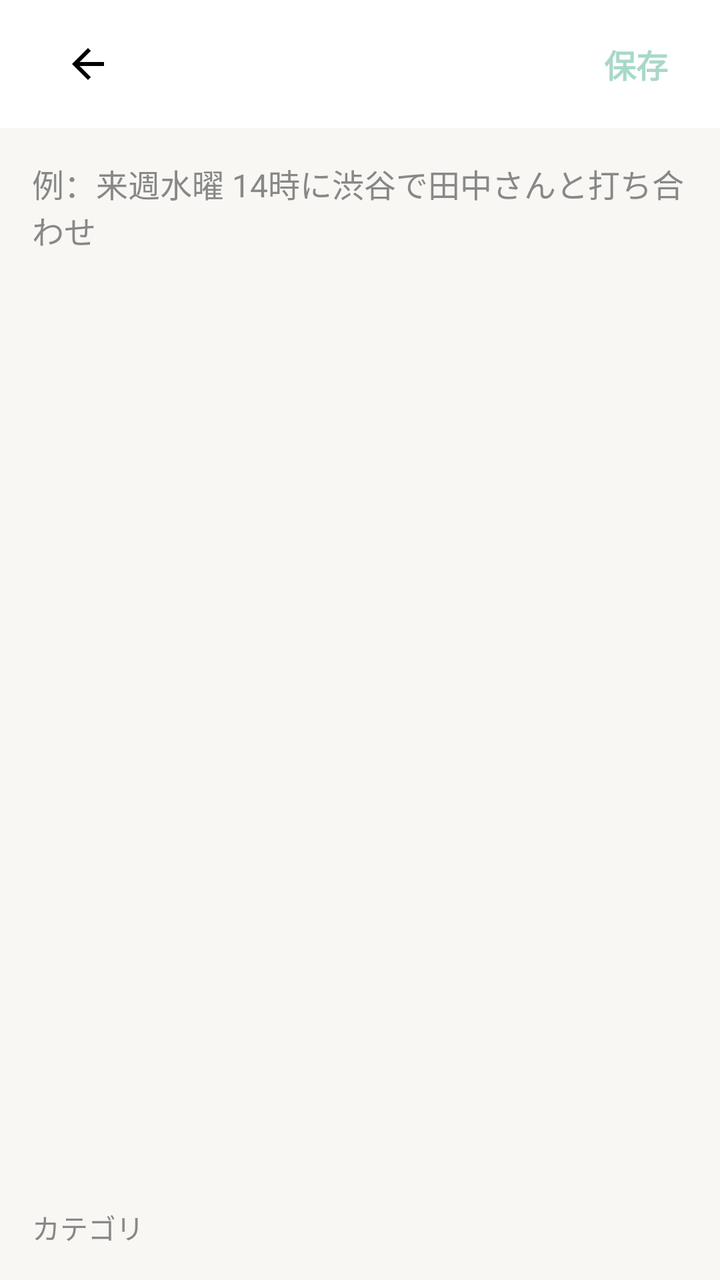
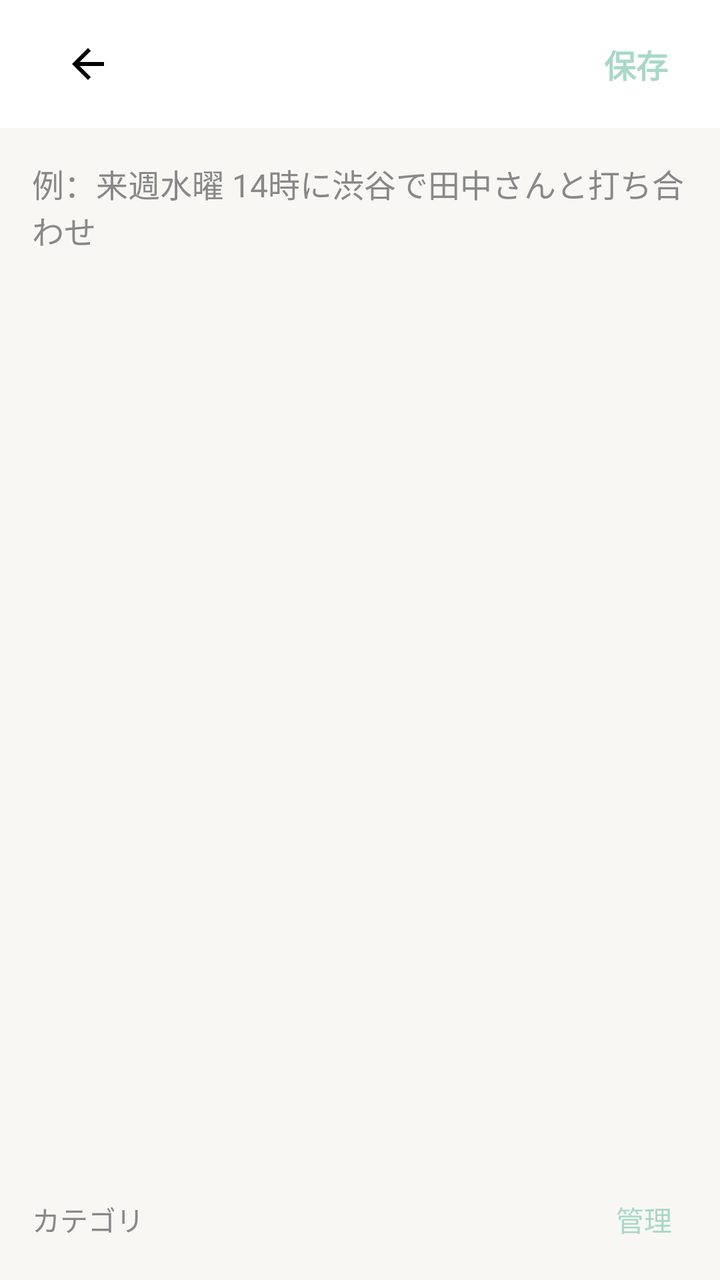

Two renders of the same Android screen: before a commit and after it. Below are the layout's source before the change and the commit's diff.
<!-- AndroidManifest.xml: application theme Theme.SottoMemo -->
<!-- res/layout/activity_memo_edit.xml -->
<?xml version="1.0" encoding="utf-8"?>
<LinearLayout xmlns:android="http://schemas.android.com/apk/res/android"
    xmlns:app="http://schemas.android.com/apk/res-auto"
    xmlns:tools="http://schemas.android.com/tools"
    android:layout_width="match_parent"
    android:layout_height="match_parent"
    android:orientation="vertical"
    android:background="?attr/android:colorBackground"
    tools:context=".MemoEditActivity">

    <com.google.android.material.appbar.AppBarLayout
        android:layout_width="match_parent"
        android:layout_height="wrap_content"
        android:background="?attr/colorSurface"
        app:elevation="1dp">

        <androidx.appcompat.widget.Toolbar
            android:id="@+id/toolbar_memo_edit"
            android:layout_width="match_parent"
            android:layout_height="?attr/actionBarSize">

            <ImageView
                android:id="@+id/button_back"
                android:layout_width="wrap_content"
                android:layout_height="match_parent"
                android:src="@drawable/ic_arrow_back"
                android:paddingHorizontal="16dp"
                android:background="?attr/selectableItemBackgroundBorderless"
                android:contentDescription="戻る"
                app:tint="?attr/colorOnSurface" />

            <TextView
                android:id="@+id/button_save"
                android:layout_width="wrap_content"
                android:layout_height="wrap_content"
                android:text="保存"
                android:textColor="?attr/colorPrimary"
                android:textSize="16sp"
                android:textStyle="bold"
                android:padding="10dp"
                android:layout_gravity="end"
                android:background="?attr/selectableItemBackground"
                android:layout_marginEnd="16dp"/>

        </androidx.appcompat.widget.Toolbar>
    </com.google.android.material.appbar.AppBarLayout>

    <EditText
        android:id="@+id/edit_text_memo"
        android:layout_width="match_parent"
        android:layout_height="0dp"
        android:layout_weight="1"
        android:background="@null"
        android:gravity="top|start"
        android:hint="例：来週水曜 14時に渋谷で田中さんと打ち合わせ"
        android:inputType="textMultiLine"
        android:padding="16dp"
        android:textColor="?attr/colorOnSurface"
        android:textColorHint="?attr/colorOnSurfaceVariant"
        android:textSize="16sp"
        android:importantForAutofill="no" />

    <TextView
        android:layout_width="wrap_content"
        android:layout_height="wrap_content"
        android:text="カテゴリ"
        android:layout_marginStart="16dp"
        android:layout_marginTop="8dp"
        android:textColor="?attr/colorOnSurfaceVariant"/>

    <HorizontalScrollView
        android:layout_width="match_parent"
        android:layout_height="wrap_content"
        android:scrollbars="none">

        <com.google.android.material.chip.ChipGroup
            android:id="@+id/chip_group_categories"
            android:layout_width="wrap_content"
            android:layout_height="wrap_content"
            android:paddingHorizontal="16dp"
            android:paddingVertical="8dp"/>

    </HorizontalScrollView>

</LinearLayout>
<!-- resources referenced by this layout -->
<resources>
  <!-- drawable ic_arrow_back (drawable) -->
  <vector xmlns:android="http://schemas.android.com/apk/res/android" android:autoMirrored="true" android:height="24dp" android:tint="#000000" android:viewportHeight="24" android:viewportWidth="24" android:width="24dp">
        
      <path android:fillColor="@android:color/white" android:pathData="M20,11H7.83l5.59,-5.59L12,4l-8,8 8,8 1.41,-1.41L7.83,13H20v-2z"/>
      
  </vector>
  <style name="Theme.SottoMemo" parent="Base.Theme.SottoMemo" />
  <style name="Base.Theme.SottoMemo" parent="Theme.Material3.DayNight.NoActionBar">
          <item name="colorPrimary">@color/color_main_mint_green</item>
          <item name="colorOnPrimary">@color/white</item>
          <item name="colorSecondary">@color/color_accent_sky_blue</item>
          <item name="colorOnSecondary">@color/black</item>
          <item name="android:statusBarColor">?attr/colorSurface</item>
          <item name="android:windowLightStatusBar">true</item>
          <item name="android:colorBackground">@color/color_base_off_white</item>
          <item name="colorSurface">@color/white</item>
          <item name="colorOnSurface">@color/black</item>
          <item name="colorOnSurfaceVariant">@color/gray_text</item>
  
      </style>
  <color name="color_main_mint_green">#A8D8C9</color>
  <color name="white">#FFFFFFFF</color>
  <color name="color_accent_sky_blue">#B7D7E8</color>
  <color name="black">#FF000000</color>
  <color name="color_base_off_white">#F8F7F4</color>
  <color name="gray_text">#888888</color>
</resources>

<!-- the commit's change to res/layout/activity_memo_edit.xml (unified diff, before → after) -->
@@ -60,14 +60,33 @@
         android:textSize="16sp"
         android:importantForAutofill="no" />
 
-    <TextView
-        android:layout_width="wrap_content"
+    <LinearLayout
+        android:layout_width="match_parent"
         android:layout_height="wrap_content"
-        android:text="カテゴリ"
-        android:layout_marginStart="16dp"
-        android:layout_marginTop="8dp"
-        android:textColor="?attr/colorOnSurfaceVariant"/>
+        android:gravity="center_vertical"
+        android:orientation="horizontal">
 
+        <TextView
+            android:layout_width="0dp"
+            android:layout_height="wrap_content"
+            android:layout_weight="1"
+            android:text="カテゴリ"
+            android:layout_marginStart="16dp"
+            android:layout_marginTop="8dp"
+            android:textColor="?attr/colorOnSurfaceVariant"/>
+
+        <TextView
+            android:id="@+id/button_manage_categories"
+            android:layout_width="wrap_content"
+            android:layout_height="wrap_content"
+            android:text="管理"
+            android:textColor="?attr/colorPrimary"
+            android:layout_marginTop="8dp"
+            android:layout_marginEnd="16dp"
+            android:padding="8dp"
+            android:background="?attr/selectableItemBackground"/>
+
+    </LinearLayout>
     <HorizontalScrollView
         android:layout_width="match_parent"
         android:layout_height="wrap_content"
